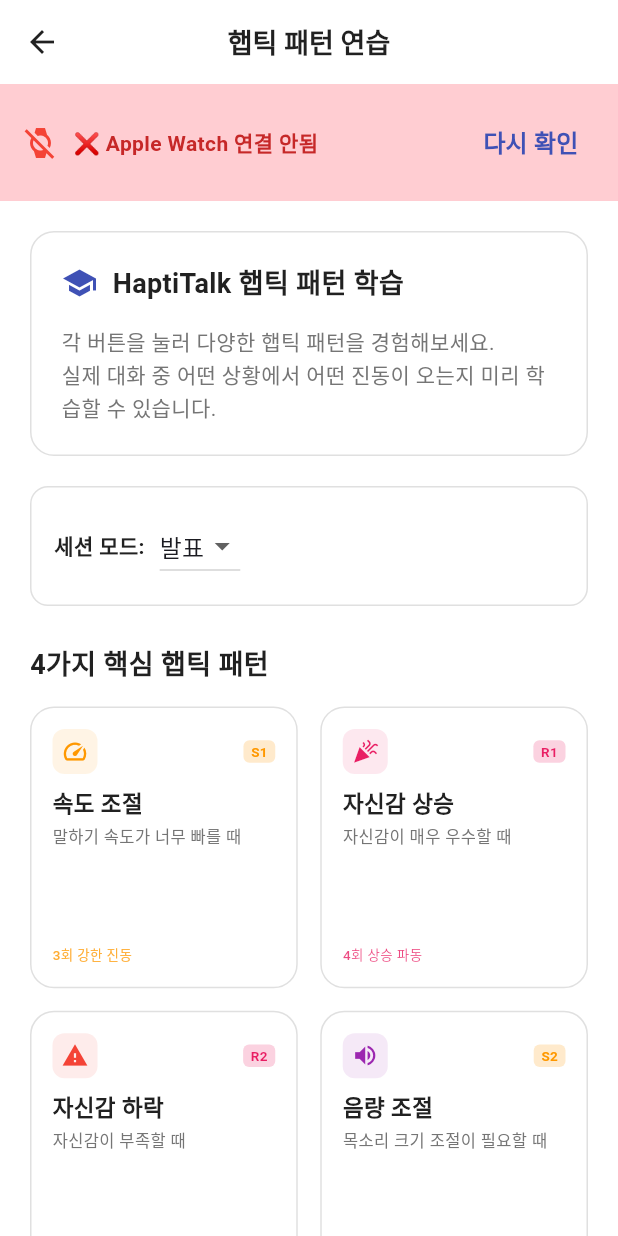
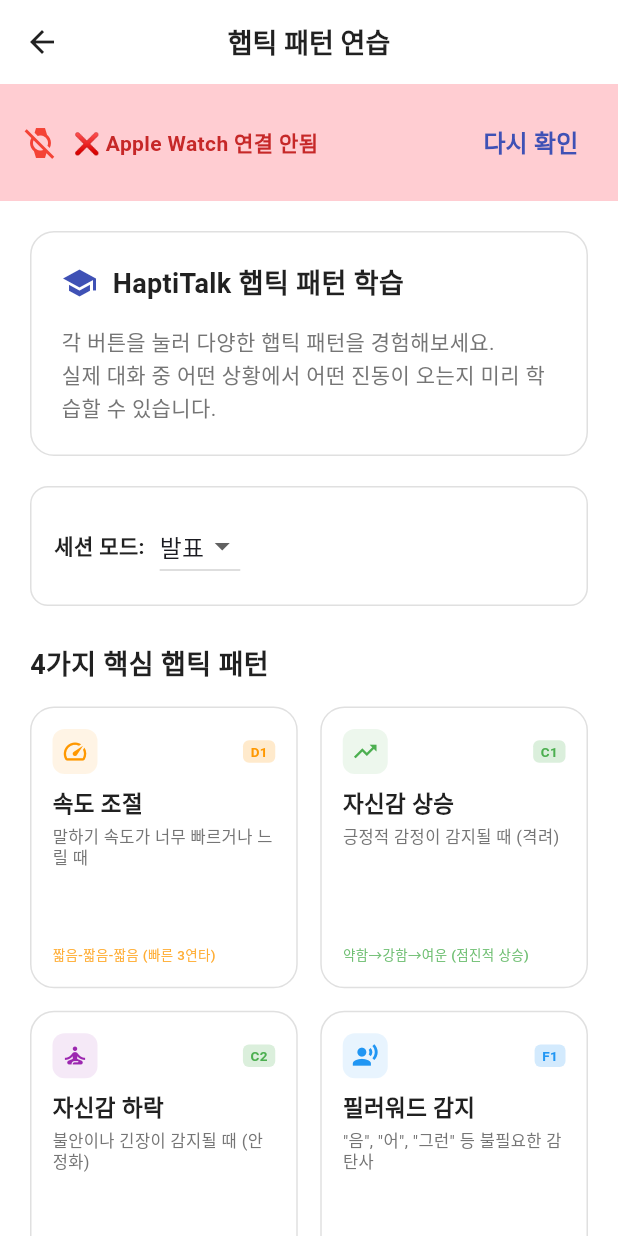
Before and after one commit to yeonkyun/HaptiTalk, a Flutter app: the HapticPracticeScreen screen opened by its route, on a phone screen of 412 x 824 dp. Run offline on Flutter 3.47's test engine with Material 3 defaults, Android fonts, the phone set to English and light mode, and no system bars; our stand-ins replace fl_chart, flutter_dotenv, flutter_svg, logger, permission_handler, shared_preferences and 1 more; missing offline and left inert: record; accounts and stored records are empty.

Commit message:
feat: Apple Watch 시각 피드백 애니메이션 전반적 개선
- D1 말하기 속도 조절: 애니메이션 지속시간 0.3s→0.8s로 자연스럽게 개선
- 아이콘 계층 구조 정리: 모든 아이콘 zIndex 10, 배경 애니메이션 1-5로 통일
- 아이콘 디자인 개선: 흰색 통일 및 이중 검은 그림자로 가독성 향상
- C1 자신감 상승: 복잡도 감소 (에너지파동 4→2개, 별 8→5개, 에너지바 5→3개)
- C2 자신감 하락: 새로운 하락 화살표 디자인으로 직관적 개선
- F1 필러워드 감지: 막대/파티클 제거, 삼각형 순차 생성으로 단순화
- 패턴 제목 추가: 아이콘과 메시지 사이에 명확한 제목 표시
- 타입 오류 수정: Int와 Double 연산 충돌 해결

```diff
--- a/frontend/mobile/lib/screens/practice/haptic_practice_screen.dart
+++ b/frontend/mobile/lib/screens/practice/haptic_practice_screen.dart
@@ -28,189 +28,103 @@ class _HapticPracticeScreenState extends State<HapticPracticeScreen>
   bool _showVisualFeedback = false;
   String _currentVisualPattern = '';
 
-  // 🎯 핵심 햅틱 패턴 4개 (발표/면접 전문화)
+  // 🎯 새로운 4개 핵심 햅틱 패턴 (발표/면접 특화)
   final List<Map<String, dynamic>> _allHapticPatterns = [
-    // ✅ 활성화된 핵심 패턴들
+    // 📢 D1: 속도 조절 (급한 리듬)
     {
-      'patternId': 'S1',
-      'category': 'speaker',
+      'patternId': 'D1',
+      'category': 'delivery',
       'title': '속도 조절',
-      'description': '말하기 속도가 너무 빠를 때',
-      'metaphor': '빠른 심장 박동',
+      'description': '말하기 속도가 너무 빠르거나 느릴 때',
+      'metaphor': '급한 리듬 (빠른 3연타)',
       'pattern': 'speed_control',
       'icon': Icons.speed,
       'color': Colors.orange,
-      'sessions': ['발표', '면접'], // 발표/면접 전용
+      'sessions': ['발표', '면접'],
       'messages': {
-        '발표': '🚀 조금 천천히 말해보세요',
-        '면접': '🚀 답변 속도를 조절하세요',
+        '발표': '🎯 발표 속도를 조절하세요',
+        '면접': '🎯 답변 속도를 조절하세요',
       },
       'titles': {
         '발표': '발표 속도 조절',
         '면접': '답변 속도 조절',
       },
-      'vibration': '3회 강한 진동',
-      'isActive': true, // 🔥 활성화 표시
+      'vibration': '짧음-짧음-짧음 (빠른 3연타)',
+      'duration': '0.9초',
+      'isActive': true,
     },
+
+    // 💪 C1: 자신감 상승 (상승 웨이브)
     {
-      'patternId': 'R1',
-      'category': 'reaction',
+      'patternId': 'C1',
+      'category': 'confidence',
       'title': '자신감 상승',
-      'description': '자신감이 매우 우수할 때',
-      'metaphor': '상승하는 파동',
-      'pattern': 'likability_up',
-      'icon': Icons.celebration,
-      'color': Colors.pink,
-      'sessions': ['발표', '면접'], // 발표/면접 전용
+      'description': '긍정적 감정이 감지될 때 (격려)',
+      'metaphor': '상승 웨이브 (약함→강함→여운)',
+      'pattern': 'confidence_boost',
+      'icon': Icons.trending_up,
+      'color': Colors.green,
+      'sessions': ['발표', '면접'],
       'messages': {
-        '발표': '🎉 훌륭한 발표 자신감이에요!',
-        '면접': '👔 면접 자신감이 훌륭해요!',
+        '발표': '🚀 훌륭한 발표 자신감이에요!',
+        '면접': '💼 확신감 있는 답변이에요!',
       },
       'titles': {
         '발표': '발표 자신감 상승',
         '면접': '면접 자신감 상승',
       },
-      'vibration': '4회 상승 파동',
-      'isActive': true, // 🔥 활성화 표시
+      'vibration': '약함→강함→여운 (점진적 상승)',
+      'duration': '1.1초',
+      'isActive': true,
     },
+
+    // 🧘 C2: 자신감 하락 (부드러운 경고)
     {
-      'patternId': 'R2',
-      'category': 'reaction',
+      'patternId': 'C2',
+      'category': 'confidence',
       'title': '자신감 하락',
-      'description': '자신감이 부족할 때',
-      'metaphor': '강한 경고 알림',
-      'pattern': 'confidence_low',
-      'icon': Icons.warning,
-      'color': Colors.red,
-      'sessions': ['발표', '면접'], // 발표/면접 전용
+      'description': '불안이나 긴장이 감지될 때 (안정화)',
+      'metaphor': '부드러운 경고 (강함-휴지-강함)',
+      'pattern': 'confidence_alert',
+      'icon': Icons.self_improvement,
+      'color': Colors.purple,
+      'sessions': ['발표', '면접'],
       'messages': {
-        '발표': '💪 더 자신감 있게 말해보세요!',
-        '면접': '👔 자신감을 가지고 답변해보세요!',
+        '발표': '🧘‍♂️ 침착하게 발표하세요',
+        '면접': '🧘‍♂️ 차분하게 답변하세요',
       },
       'titles': {
-        '발표': '발표 자신감 하락',
-        '면접': '면접 자신감 하락',
+        '발표': '발표 안정감 강화',
+        '면접': '면접 안정감 강화',
       },
-      'vibration': '4회 강한 경고',
-      'isActive': true, // 🔥 활성화 표시
+      'vibration': '강함-휴지-강함 (2회 경고)',
+      'duration': '0.9초',
+      'isActive': true,
     },
+
+    // 🗣️ F1: 필러워드 감지 (가벼운 지적)
     {
-      'patternId': 'S2',
-      'category': 'speaker',
-      'title': '음량 조절',
-      'description': '목소리 크기 조절이 필요할 때',
-      'metaphor': '음파 증폭/감소',
-      'pattern': 'volume_control',
-      'icon': Icons.volume_up,
-      'color': Colors.purple,
-      'sessions': ['발표', '면접'], // 발표/면접 전용
+      'patternId': 'F1',
+      'category': 'filler',
+      'title': '필러워드 감지',
+      'description': '"음", "어", "그런" 등 불필요한 감탄사',
+      'metaphor': '가벼운 지적 (톡-톡)',
+      'pattern': 'filler_word_alert',
+      'icon': Icons.record_voice_over,
+      'color': Colors.blue,
+      'sessions': ['발표', '면접'],
       'messages': {
-        '발표': '🔊 발표 음량을 조절하세요',
-        '면접': '🔊 답변 음량을 조절하세요',
+        '발표': '🎯 불필요한 감탄사를 줄여보세요',
+        '면접': '🎯 "음", "어" 등을 줄여보세요',
       },
       'titles': {
-        '발표': '발표 음량 조절',
-        '면접': '답변 음량 조절',
+        '발표': '발표 표현 정제',
+        '면접': '답변 표현 정제',
       },
-      'vibration': '극명한 강도 변화 (약함↔강함)',
-      'isActive': true, // 🔥 활성화 표시
+      'vibration': '톡-톡 (짧은 2연타)',
+      'duration': '0.2초',
+      'isActive': true,
     },
-
-    // 🔒 비활성화된 패턴들 (코드 보존, UI에서 숨김)
-    /*
-    {
-      'patternId': 'L1',
-      'category': 'listener',
-      'title': '경청 강화',
-      'description': '더 적극적으로 경청하라는 신호',
-      'metaphor': '점진적 주의 집중',
-      'pattern': 'listening_enhancement',
-      'icon': Icons.hearing,
-      'color': Colors.blue,
-      'sessions': ['발표', '면접', '소개팅'],
-      'messages': {
-        '발표': '👂 청중과의 소통을 강화하세요',
-        '면접': '👂 면접관의 질문에 집중하세요',
-        '소개팅': '👂 상대방의 말에 집중하세요',
-      },
-      'titles': {
-        '발표': '청중 소통 강화',
-        '면접': '면접관 경청',
-        '소개팅': '상대방 경청',
-      },
-      'vibration': '약함→중간→강함',
-      'isActive': false, // 🔒 비활성화
-    },
-    {
-      'patternId': 'F1',
-      'category': 'flow',
-      'title': '주제 전환',
-      'description': '관심도가 하락했을 때 주제를 바꿀 타이밍',
-      'metaphor': '페이지 넘기기',
-      'pattern': 'topic_change',
-      'icon': Icons.change_circle,
-      'color': Colors.green,
-      'sessions': ['발표', '면접', '소개팅'],
-      'messages': {
-        '발표': '⚠️ 주제를 바꿔보세요',
-        '면접': '⚠️ 주제를 바꿔보세요',
-        '소개팅': '⚠️ 주제를 바꿔보세요',
-      },
-      'titles': {
-        '발표': '발표 주제 전환',
-        '면접': '면접 주제 전환',
-        '소개팅': '대화 주제 전환',
-      },
-      'vibration': '2회 긴 진동',
-      'isActive': false, // 🔒 비활성화
-    },
-    {
-      'patternId': 'F2',
-      'category': 'flow',
-      'title': '침묵 관리',
-      'description': '적절한 침묵 후 대화를 재개하라는 신호',
-      'metaphor': '부드러운 알림',
-      'pattern': 'silence_management',
-      'icon': Icons.volume_off,
-      'color': Colors.grey,
-      'sessions': ['발표', '면접', '소개팅'],
-      'messages': {
-        '발표': '⏸️ 적절한 휴지를 활용하세요',
-        '면접': '🧘‍♂️ 더 차분하게 답변해보세요',
-        '소개팅': '⏸️ 자연스러운 침묵을 활용하세요',
-      },
-      'titles': {
-        '발표': '발표 휴지 관리',
-        '면접': '면접 침묵 관리',
-        '소개팅': '대화 침묵 관리',
-      },
-      'vibration': '2회 부드러운 탭',
-      'isActive': false, // 🔒 비활성화
-    },
-    {
-      'patternId': 'L3',
-      'category': 'listener',
-      'title': '질문 제안',
-      'description': '적절한 질문을 던질 타이밍',
-      'metaphor': '물음표 형태',
-      'pattern': 'question_suggestion',
-      'icon': Icons.help_outline,
-      'color': Colors.teal,
-      'sessions': ['발표', '면접', '소개팅'],
-      'messages': {
-        '발표': '🎯 핵심 포인트를 강조해보세요',
-        '면접': '❓ 궁금한 점을 질문해보세요',
-        '소개팅': '🗣️ 더 흥미로운 대화를 시도해보세요!',
-      },
-      'titles': {
-        '발표': '핵심 포인트 강조',
-        '면접': '질문 제안',
-        '소개팅': '대화 제안',
-      },
-      'vibration': '짧음-짧음-긴휴지-긴진동-여운',
-      'isActive': false, // 🔒 비활성화
-    },
-    */
   ];
 
   // 활성화된 패턴들만 필터링 (세션 모드별)
@@ -299,18 +213,18 @@ class _HapticPracticeScreenState extends State<HapticPracticeScreen>
     });
 
     switch (patternId) {
-      // ✅ 활성화된 4개 핵심 패턴
-      case 'S1': // 속도 조절 - 빠른 펄스
+      // 🎯 새로운 4개 핵심 패턴 애니메이션
+      case 'D1': // 전달력: 속도 조절 - 리듬감 있는 펄스
         _triggerFastPulseAnimation();
         break;
-      case 'R1': // 자신감 상승 - 상승 파동
+      case 'C1': // 자신감: 확신도 상승 - 상승 파동
         _triggerRisingWaveAnimation();
         break;
-      case 'R2': // 자신감 하락 - 강한 경고
-        _triggerAlertAnimation();
+      case 'C2': // 자신감: 안정감 강화 - 부드러운 안정화 효과
+        _triggerSoftPulseAnimation();
         break;
-      case 'S2': // 음량 조절 - 변화하는 크기
-        _triggerVaryingSizeAnimation();
+      case 'F1': // 필러워드: 감지 - 짧은 펄스
+        _triggerShortPulseAnimation();
         break;
 
       // 🔒 비활성화된 패턴들 (주석 처리)
@@ -331,7 +245,7 @@ class _HapticPracticeScreenState extends State<HapticPracticeScreen>
     }
   }
 
-  // S1: 빠른 펄스 애니메이션 (빠른 심장 박동)
+  // D1: 빠른 펄스 애니메이션 (빠른 심장 박동)
   void _triggerFastPulseAnimation() {
     _pulseController.reset();
     _pulseController.repeat(count: 3);
@@ -383,6 +297,12 @@ class _HapticPracticeScreenState extends State<HapticPracticeScreen>
   void _triggerQuestionMarkAnimation() {
     _pulseController.reset();
     _pulseController.repeat(count: 4); // 단순한 4회 반복으로 변경
+  }
+
+  // F1: 짧은 펄스 애니메이션 (가벼운 지적)
+  void _triggerShortPulseAnimation() {
+    _pulseController.reset();
+    _pulseController.repeat(count: 2);
   }
 
   void _showErrorSnackBar(String message) {
@@ -774,14 +694,12 @@ class _HapticPracticeScreenState extends State<HapticPracticeScreen>
   }
 
   Widget _buildCategoryLegend() {
-    // 🔥 활성화된 카테고리만 표시 (speaker, reaction)
-    final categories = [
-      {'key': 'speaker', 'label': '화자 행동 (S)', 'color': Colors.orange},
-      {'key': 'reaction', 'label': '상대방 반응 (R)', 'color': Colors.pink},
-      // 🔒 비활성화된 카테고리들 (주석 처리)
-      // {'key': 'listener', 'label': '청자 행동 (L)', 'color': Colors.blue},
-      // {'key': 'flow', 'label': '대화 흐름 (F)', 'color': Colors.green},
-    ];
+          // 🎯 새로운 4개 핵심 카테고리
+      final categories = [
+        {'key': 'delivery', 'label': '전달력 (D)', 'color': Colors.orange},
+        {'key': 'confidence', 'label': '자신감 (C)', 'color': Colors.green},
+        {'key': 'filler', 'label': '필러워드 (F)', 'color': Colors.blue},
+      ];
 
     return Container(
       padding: const EdgeInsets.all(20),
@@ -832,8 +750,12 @@ class _HapticPracticeScreenState extends State<HapticPracticeScreen>
 
   Color _getCategoryColor(String category) {
     switch (category) {
-      case 'speaker':
+      case 'delivery':
         return Colors.orange;
+      case 'confidence':
+        return Colors.green;
+      case 'filler':
+        return Colors.blue;
       case 'listener':
         return Colors.blue;
       case 'flow':
@@ -969,7 +891,7 @@ class _HapticPracticeScreenState extends State<HapticPracticeScreen>
 
     switch (_currentVisualPattern) {
       // ✅ 활성화된 4개 핵심 패턴 - 개선된 애니메이션
-      case 'S1': // 속도 조절 - 부드러운 리듬 펄스
+      case 'D1': // 속도 조절 - 부드러운 리듬 펄스
         return AnimatedBuilder(
           animation: _pulseController,
           builder: (context, child) {
@@ -1011,7 +933,7 @@ class _HapticPracticeScreenState extends State<HapticPracticeScreen>
           },
         );
 
-      case 'R1': // 자신감 상승 - 우아한 상승 효과
+      case 'C1': // 자신감 상승 - 우아한 상승 효과
         return AnimatedBuilder(
           animation: _waveController,
           builder: (context, child) {
@@ -1056,44 +978,45 @@ class _HapticPracticeScreenState extends State<HapticPracticeScreen>
           },
         );
 
-      case 'R2': // 자신감 하락 - 부드러운 하락 효과
+      case 'C2': // 자신감 안정감 강화 - 부드러운 안정화 효과
         return AnimatedBuilder(
           animation: _pulseController,
           builder: (context, child) {
             return Stack(
               alignment: Alignment.center,
               children: [
-                // 하락하는 화살표 파티클들
+                // 안정화 원들 (부드러운 펄스)
                 ...List.generate(3, (index) {
                   double delay = index * 0.3;
                   double animationValue = (_pulseController.value + delay) % 1.0;
-                  double yOffset = 40.0 * animationValue;
+                  double scale = 0.9 + (0.2 * (1 - animationValue));
 
-                  return Positioned(
-                    top: 30 + yOffset,
-                    child: Transform.scale(
-                      scale: 1.0 - (0.5 * animationValue),
-                      child: Icon(
-                        Icons.keyboard_arrow_down,
-                        size: 20,
-                        color: Colors.red.withOpacity(0.6 * (1 - animationValue)),
+                  return Container(
+                    width: 50 + (30.0 * index),
+                    height: 50 + (30.0 * index),
+                    decoration: BoxDecoration(
+                      shape: BoxShape.circle,
+                      color: patternColor.withOpacity(0.3 * (1 - animationValue * 0.5)),
+                      border: Border.all(
+                        color: patternColor.withOpacity(0.5 * (1 - animationValue * 0.3)),
+                        width: 1,
                       ),
                     ),
                   );
                 }),
-                // 중심 하락 아이콘
+                // 중심 안정감 아이콘
                 Container(
                   width: 80,
                   height: 80,
                   decoration: BoxDecoration(
                     shape: BoxShape.circle,
-                    color: Colors.red.withOpacity(0.15),
-                    border: Border.all(color: Colors.red, width: 2),
+                    color: patternColor.withOpacity(0.15),
+                    border: Border.all(color: patternColor, width: 2),
                   ),
                   child: Icon(
-                    Icons.trending_down,
+                    Icons.self_improvement,
                     size: 35,
-                    color: Colors.red,
+                    color: patternColor,
                   ),
                 ),
               ],
@@ -1101,35 +1024,32 @@ class _HapticPracticeScreenState extends State<HapticPracticeScreen>
           },
         );
 
-      case 'S2': // 음량 조절 - 우아한 파동 효과
+      case 'F1': // 필러워드 감지 - 짧은 펄스
         return AnimatedBuilder(
-          animation: _visualFeedbackController,
+          animation: _pulseController,
           builder: (context, child) {
             return Stack(
               alignment: Alignment.center,
               children: [
-                // 외부 파동 링들
-                ...List.generate(3, (index) {
-                  double delay = index * 0.3;
-                  double animationValue = (_visualFeedbackController.value + delay) % 1.0;
-                  double scale = 0.5 + (1.5 * animationValue);
+                // 짧은 펄스 파티클들
+                ...List.generate(2, (index) {
+                  double delay = index * 0.1;
+                  double animationValue = (_pulseController.value + delay) % 1.0;
+                  double yOffset = 20.0 * animationValue;
 
-                  return Transform.scale(
-                    scale: scale,
-                    child: Container(
-                      width: 60,
-                      height: 60,
-                      decoration: BoxDecoration(
-                        shape: BoxShape.circle,
-                        border: Border.all(
-                          color: patternColor.withOpacity(0.4 * (1 - animationValue)),
-                          width: 2,
-                        ),
+                  return Positioned(
+                    top: 50 + yOffset,
+                    child: Transform.scale(
+                      scale: 1.0 - (0.5 * animationValue),
+                      child: Icon(
+                        Icons.record_voice_over,
+                        size: 20,
+                        color: patternColor.withOpacity(0.8 * (1 - animationValue)),
                       ),
                     ),
                   );
                 }),
-                // 중심 음량 아이콘
+                // 중심 필러워드 아이콘
                 Container(
                   width: 70,
                   height: 70,
@@ -1139,7 +1059,7 @@ class _HapticPracticeScreenState extends State<HapticPracticeScreen>
                     border: Border.all(color: patternColor, width: 2),
                   ),
                   child: Icon(
-                    Icons.volume_up,
+                    Icons.record_voice_over,
                     size: 35,
                     color: patternColor,
                   ),
@@ -1260,23 +1180,15 @@ class _HapticPracticeScreenState extends State<HapticPracticeScreen>
 
   Color _getPatternColor(String patternId) {
     switch (patternId) {
-      // ✅ 활성화된 패턴들
-      case 'S1':
-      case 'S2':
-        return Colors.orange; // 화자 행동
-      case 'R1':
-      case 'R2':
-        return Colors.pink; // 상대방 반응
-
-      // 🔒 비활성화된 패턴들 (주석 처리)
-      /*
-      case 'L1':
-      case 'L3':
-        return Colors.blue; // 청자 행동
+      // 🎯 새로운 4개 핵심 패턴 색상
+      case 'D1':
+        return Colors.orange; // 전달력: 속도 조절
+      case 'C1':
+        return Colors.green; // 자신감: 상승
+      case 'C2':
+        return Colors.purple; // 자신감: 하락 (구분을 위해 다른 색상)
       case 'F1':
-      case 'F2':
-        return Colors.green; // 대화 흐름
-      */
+        return Colors.blue; // 필러워드
       default:
         return Colors.grey;
     }
@@ -1284,27 +1196,15 @@ class _HapticPracticeScreenState extends State<HapticPracticeScreen>
 
   IconData _getPatternIcon(String patternId) {
     switch (patternId) {
-      // ✅ 활성화된 패턴들 - 더 직관적인 아이콘
-      case 'S1':
+      // 🎯 새로운 4개 핵심 패턴 아이콘
+      case 'D1':
         return Icons.speed; // 속도 조절
-      case 'R1':
-        return Icons.trending_up; // 자신감 상승 (상승 화살표)
-      case 'R2':
-        return Icons.trending_down; // 자신감 하락 (하락 화살표)
-      case 'S2':
-        return Icons.volume_up; // 음량 조절
-
-      // 🔒 비활성화된 패턴들 (주석 처리)
-      /*
-      case 'L1':
-        return Icons.hearing;
+      case 'C1':
+        return Icons.trending_up; // 자신감 상승
+      case 'C2':
+        return Icons.self_improvement; // 안정감 강화
       case 'F1':
-        return Icons.change_circle;
-      case 'F2':
-        return Icons.volume_off;
-      case 'L3':
-        return Icons.help_outline;
-      */
+        return Icons.record_voice_over; // 필러워드 감지
       default:
         return Icons.help_outline;
     }
@@ -1314,14 +1214,14 @@ class _HapticPracticeScreenState extends State<HapticPracticeScreen>
     // 활성화된 4개 핵심 패턴 제목 반환
     switch (patternId) {
       // ✅ 활성화된 패턴들
-      case 'S1':
+      case 'D1':
         return _selectedSessionMode == '발표' ? '발표 속도 조절' : '답변 속도 조절';
-      case 'R1':
+      case 'C1':
         return _selectedSessionMode == '발표' ? '발표 자신감 상승' : '면접 자신감 상승';
-      case 'R2':
-        return _selectedSessionMode == '발표' ? '발표 자신감 하락' : '면접 자신감 하락';
-      case 'S2':
-        return _selectedSessionMode == '발표' ? '발표 음량 조절' : '답변 음량 조절';
+      case 'C2':
+        return _selectedSessionMode == '발표' ? '발표 안정감 강화' : '면접 안정감 강화';
+      case 'F1':
+        return _selectedSessionMode == '발표' ? '발표 표현 정제' : '답변 표현 정제';
 
       // 🔒 비활성화된 패턴들 (주석 처리)
       /*
```
Also changed, not shown: 2 other files.
